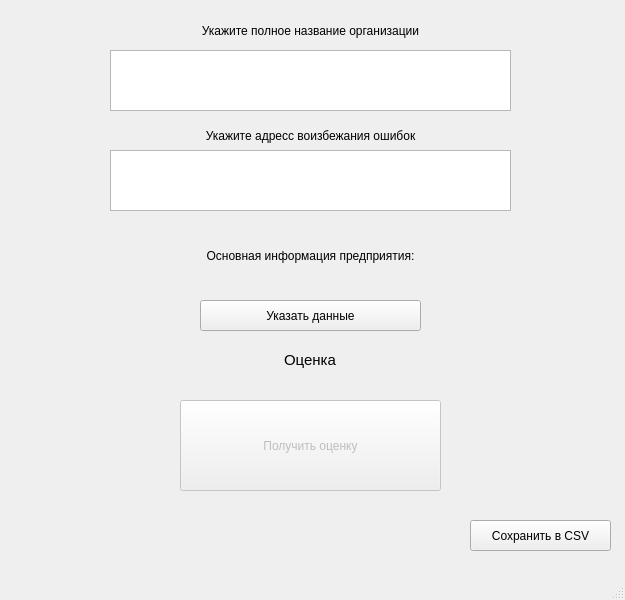
Old version of the form untitled.ui in the repository Tihohod2000/mark_with_ii.
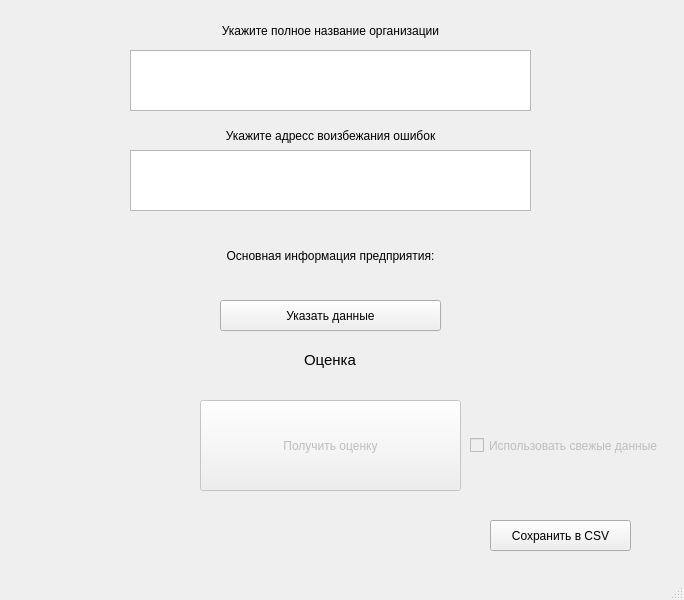
New version of the form.

Diff of the .ui file:
```diff
--- a/untitled.ui
+++ b/untitled.ui
@@ -2,11 +2,14 @@
 <ui version="4.0">
  <class>MainWindow</class>
  <widget class="QMainWindow" name="MainWindow">
+  <property name="enabled">
+   <bool>true</bool>
+  </property>
   <property name="geometry">
    <rect>
     <x>0</x>
     <y>0</y>
-    <width>625</width>
+    <width>684</width>
     <height>600</height>
    </rect>
   </property>
@@ -20,7 +23,7 @@
     </property>
     <property name="geometry">
      <rect>
-      <x>180</x>
+      <x>200</x>
       <y>400</y>
       <width>261</width>
       <height>91</height>
@@ -33,7 +36,7 @@
    <widget class="QTextEdit" name="textEdit">
     <property name="geometry">
      <rect>
-      <x>110</x>
+      <x>130</x>
       <y>50</y>
       <width>401</width>
       <height>61</height>
@@ -43,7 +46,7 @@
    <widget class="QLabel" name="label">
     <property name="geometry">
      <rect>
-      <x>180</x>
+      <x>200</x>
       <y>10</y>
       <width>261</width>
       <height>41</height>
@@ -65,7 +68,7 @@
    <widget class="QLabel" name="mark">
     <property name="geometry">
      <rect>
-      <x>200</x>
+      <x>220</x>
       <y>330</y>
       <width>220</width>
       <height>61</height>
@@ -84,7 +87,7 @@
    <widget class="QTextEdit" name="textEdit_2">
     <property name="geometry">
      <rect>
-      <x>110</x>
+      <x>130</x>
       <y>150</y>
       <width>401</width>
       <height>61</height>
@@ -94,7 +97,7 @@
    <widget class="QLabel" name="label_3">
     <property name="geometry">
      <rect>
-      <x>180</x>
+      <x>200</x>
       <y>120</y>
       <width>261</width>
       <height>31</height>
@@ -116,7 +119,7 @@
    <widget class="QPushButton" name="pushButton_2">
     <property name="geometry">
      <rect>
-      <x>200</x>
+      <x>220</x>
       <y>300</y>
       <width>221</width>
       <height>31</height>
@@ -129,7 +132,7 @@
    <widget class="QLabel" name="status">
     <property name="geometry">
      <rect>
-      <x>70</x>
+      <x>90</x>
       <y>220</y>
       <width>481</width>
       <height>71</height>
@@ -154,7 +157,7 @@
    <widget class="QPushButton" name="pushButton_3">
     <property name="geometry">
      <rect>
-      <x>470</x>
+      <x>490</x>
       <y>520</y>
       <width>141</width>
       <height>31</height>
@@ -164,6 +167,25 @@
      <string>Сохранить в CSV</string>
     </property>
    </widget>
+   <widget class="QCheckBox" name="checkBox">
+    <property name="enabled">
+     <bool>false</bool>
+    </property>
+    <property name="geometry">
+     <rect>
+      <x>470</x>
+      <y>430</y>
+      <width>191</width>
+      <height>31</height>
+     </rect>
+    </property>
+    <property name="text">
+     <string>Использовать свежые данные</string>
+    </property>
+    <property name="checked">
+     <bool>false</bool>
+    </property>
+   </widget>
   </widget>
   <widget class="QMenuBar" name="menubar">
    <property name="geometry">
```
Left out of the diff: 2 changed lines with no effect on the pictures.
